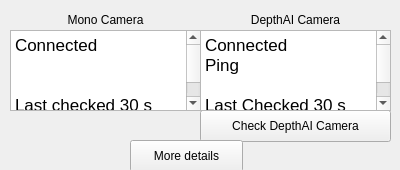
First picture: the form in landside/catkin_ws/src/gui/resource/CameraStatusWidget.ui, repository DukeRobotics/robosub-ros, before the edit.
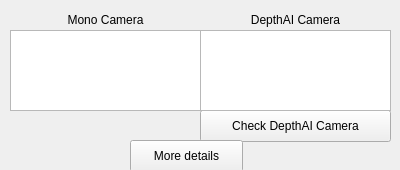
Second picture: the form after the edit.

Commit message: Finish initial gui template

Diff of the .ui file:
```diff
--- a/landside/catkin_ws/src/gui/resource/CameraStatusWidget.ui
+++ b/landside/catkin_ws/src/gui/resource/CameraStatusWidget.ui
@@ -10,6 +10,18 @@
     <height>170</height>
    </rect>
   </property>
+  <property name="minimumSize">
+   <size>
+    <width>400</width>
+    <height>170</height>
+   </size>
+  </property>
+  <property name="maximumSize">
+   <size>
+    <width>400</width>
+    <height>170</height>
+   </size>
+  </property>
   <property name="windowTitle">
    <string>Form</string>
   </property>
@@ -48,15 +60,8 @@
      <height>81</height>
     </rect>
    </property>
-   <property name="html">
-    <string>&lt;!DOCTYPE HTML PUBLIC &quot;-//W3C//DTD HTML 4.0//EN&quot; &quot;http://www.w3.org/TR/REC-html40/strict.dtd&quot;&gt;
-&lt;html&gt;&lt;head&gt;&lt;meta name=&quot;qrichtext&quot; content=&quot;1&quot; /&gt;&lt;style type=&quot;text/css&quot;&gt;
-p, li { white-space: pre-wrap; }
-&lt;/style&gt;&lt;/head&gt;&lt;body style=&quot; font-family:'.AppleSystemUIFont'; font-size:13pt; font-weight:400; font-style:normal;&quot;&gt;
-&lt;p style=&quot; margin-top:0px; margin-bottom:0px; margin-left:0px; margin-right:0px; -qt-block-indent:0; text-indent:0px;&quot;&gt;Connected&lt;/p&gt;
-&lt;p style=&quot; margin-top:0px; margin-bottom:0px; margin-left:0px; margin-right:0px; -qt-block-indent:0; text-indent:0px;&quot;&gt;Ping&lt;/p&gt;
-&lt;p style=&quot;-qt-paragraph-type:empty; margin-top:0px; margin-bottom:0px; margin-left:0px; margin-right:0px; -qt-block-indent:0; text-indent:0px;&quot;&gt;&lt;br /&gt;&lt;/p&gt;
-&lt;p style=&quot; margin-top:0px; margin-bottom:0px; margin-left:0px; margin-right:0px; -qt-block-indent:0; text-indent:0px;&quot;&gt;Last Checked 30 s ago&lt;/p&gt;&lt;/body&gt;&lt;/html&gt;</string>
+   <property name="readOnly">
+    <bool>true</bool>
    </property>
   </widget>
   <widget class="QTextEdit" name="textEdit_2">
@@ -68,15 +73,8 @@
      <height>81</height>
     </rect>
    </property>
-   <property name="html">
-    <string>&lt;!DOCTYPE HTML PUBLIC &quot;-//W3C//DTD HTML 4.0//EN&quot; &quot;http://www.w3.org/TR/REC-html40/strict.dtd&quot;&gt;
-&lt;html&gt;&lt;head&gt;&lt;meta name=&quot;qrichtext&quot; content=&quot;1&quot; /&gt;&lt;style type=&quot;text/css&quot;&gt;
-p, li { white-space: pre-wrap; }
-&lt;/style&gt;&lt;/head&gt;&lt;body style=&quot; font-family:'.AppleSystemUIFont'; font-size:13pt; font-weight:400; font-style:normal;&quot;&gt;
-&lt;p style=&quot; margin-top:0px; margin-bottom:0px; margin-left:0px; margin-right:0px; -qt-block-indent:0; text-indent:0px;&quot;&gt;Connected&lt;/p&gt;
-&lt;p style=&quot;-qt-paragraph-type:empty; margin-top:0px; margin-bottom:0px; margin-left:0px; margin-right:0px; -qt-block-indent:0; text-indent:0px;&quot;&gt;&lt;br /&gt;&lt;/p&gt;
-&lt;p style=&quot;-qt-paragraph-type:empty; margin-top:0px; margin-bottom:0px; margin-left:0px; margin-right:0px; -qt-block-indent:0; text-indent:0px;&quot;&gt;&lt;br /&gt;&lt;/p&gt;
-&lt;p style=&quot; margin-top:0px; margin-bottom:0px; margin-left:0px; margin-right:0px; -qt-block-indent:0; text-indent:0px;&quot;&gt;Last checked 30 s ago&lt;/p&gt;&lt;/body&gt;&lt;/html&gt;</string>
+   <property name="readOnly">
+    <bool>true</bool>
    </property>
   </widget>
   <widget class="QLabel" name="label">
```
Left out of the diff: 8 changed lines with no effect on the pictures. The commit also changes 2 other files.
